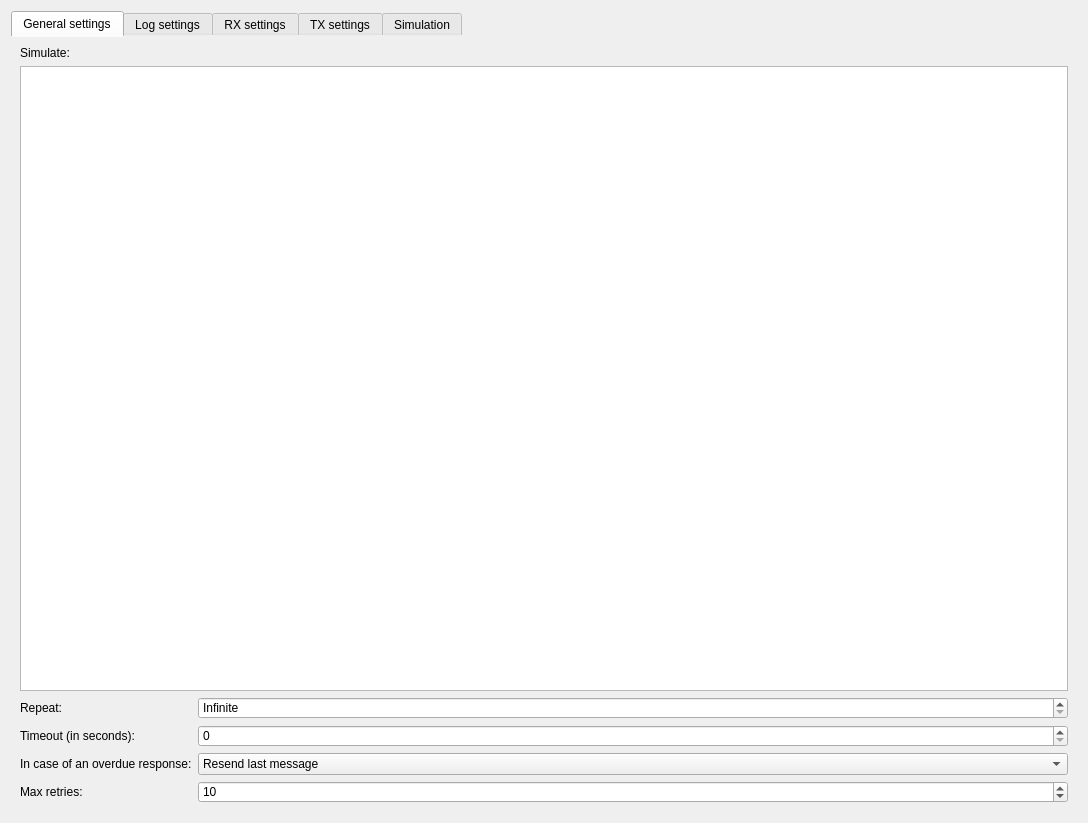
Before: the Qt Designer form data/ui/simulator_dialog.ui in jopohl/urh, drawn with Qt 5.
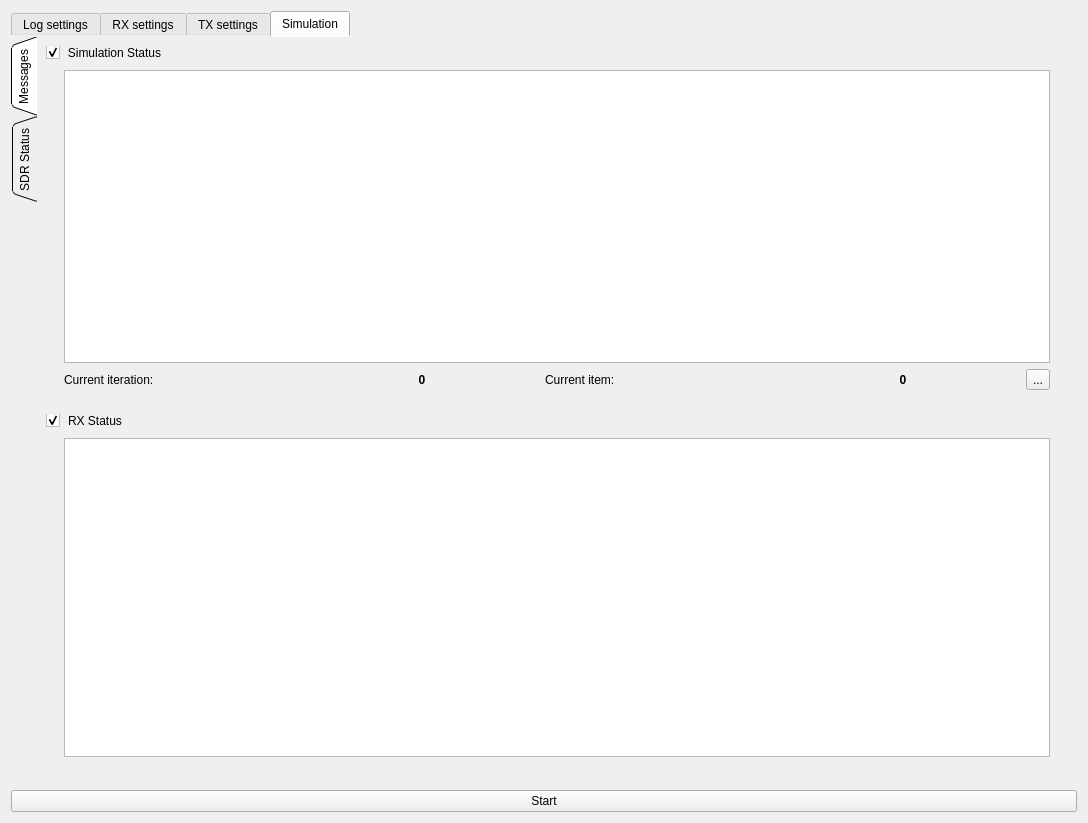
After: the same form once the commit is applied. The open tabs and pages were chosen to show the change. Icons and pictures are not drawn. Custom widgets are drawn as their Qt base class.

Commit message: improve simulator tab layout

What changed in the file:
```diff
--- a/data/ui/simulator_dialog.ui
+++ b/data/ui/simulator_dialog.ui
@@ -22,151 +22,6 @@
      <property name="currentIndex">
       <number>4</number>
      </property>
-     <widget class="QWidget" name="tabGeneral">
-      <attribute name="title">
-       <string>General settings</string>
-      </attribute>
-      <layout class="QVBoxLayout" name="verticalLayout">
-       <property name="leftMargin">
-        <number>0</number>
-       </property>
-       <property name="topMargin">
-        <number>0</number>
-       </property>
-       <property name="rightMargin">
-        <number>0</number>
-       </property>
-       <property name="bottomMargin">
-        <number>0</number>
-       </property>
-       <item>
-        <widget class="QScrollArea" name="scrollArea">
-         <property name="frameShape">
-          <enum>QFrame::NoFrame</enum>
-         </property>
-         <property name="widgetResizable">
-          <bool>true</bool>
-         </property>
-         <widget class="QWidget" name="scrollAreaWidgetContents">
-          <property name="geometry">
-           <rect>
-            <x>0</x>
-            <y>0</y>
-            <width>1066</width>
-            <height>767</height>
-           </rect>
-          </property>
-          <layout class="QVBoxLayout" name="verticalLayout_2">
-           <item>
-            <widget class="QLabel" name="label_5">
-             <property name="text">
-              <string>Simulate:</string>
-             </property>
-            </widget>
-           </item>
-           <item>
-            <widget class="QListView" name="listViewSimulate">
-             <property name="alternatingRowColors">
-              <bool>true</bool>
-             </property>
-            </widget>
-           </item>
-           <item>
-            <layout class="QGridLayout" name="gridLayout">
-             <item row="0" column="0">
-              <widget class="QLabel" name="label_4">
-               <property name="text">
-                <string>Repeat:</string>
-               </property>
-              </widget>
-             </item>
-             <item row="0" column="1">
-              <widget class="QSpinBox" name="spinBoxNRepeat">
-               <property name="sizePolicy">
-                <sizepolicy hsizetype="Expanding" vsizetype="Fixed">
-                 <horstretch>0</horstretch>
-                 <verstretch>0</verstretch>
-                </sizepolicy>
-               </property>
-               <property name="specialValueText">
-                <string>Infinite</string>
-               </property>
-              </widget>
-             </item>
-             <item row="1" column="0">
-              <widget class="QLabel" name="label_3">
-               <property name="text">
-                <string>Timeout (in seconds):</string>
-               </property>
-              </widget>
-             </item>
-             <item row="1" column="1">
-              <widget class="QSpinBox" name="spinBoxTimeout">
-               <property name="sizePolicy">
-                <sizepolicy hsizetype="Expanding" vsizetype="Fixed">
-                 <horstretch>0</horstretch>
-                 <verstretch>0</verstretch>
-                </sizepolicy>
-               </property>
-              </widget>
-             </item>
-             <item row="2" column="0">
-              <widget class="QLabel" name="label_7">
-               <property name="text">
-                <string>In case of an overdue response:</string>
-               </property>
-              </widget>
-             </item>
-             <item row="2" column="1">
-              <widget class="QComboBox" name="comboBoxError">
-               <property name="sizePolicy">
-                <sizepolicy hsizetype="Expanding" vsizetype="Fixed">
-                 <horstretch>0</horstretch>
-                 <verstretch>0</verstretch>
-                </sizepolicy>
-               </property>
-               <item>
-                <property name="text">
-                 <string>Resend last message</string>
-                </property>
-               </item>
-               <item>
-                <property name="text">
-                 <string>Stop simulation</string>
-                </property>
-               </item>
-               <item>
-                <property name="text">
-                 <string>Restart simulation</string>
-                </property>
-               </item>
-              </widget>
-             </item>
-             <item row="3" column="0">
-              <widget class="QLabel" name="label_6">
-               <property name="text">
-                <string>Max retries:</string>
-               </property>
-              </widget>
-             </item>
-             <item row="3" column="1">
-              <widget class="QSpinBox" name="spinBoxRetries">
-               <property name="minimum">
-                <number>1</number>
-               </property>
-               <property name="value">
-                <number>10</number>
-               </property>
-              </widget>
-             </item>
-            </layout>
-           </item>
-          </layout>
-         </widget>
-        </widget>
-       </item>
-      </layout>
-     </widget>
      <widget class="QWidget" name="tabLog">
       <attribute name="title">
        <string>Log settings</string>
```
Left out of the diff: 2 changed lines with no effect on the pictures. The commit also changes 6 other files.
